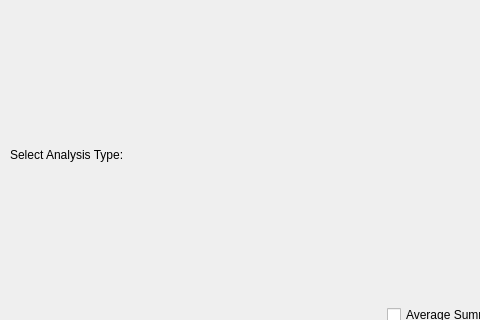
Before: the Qt Designer form src/libdynamind-gui/wizard/microclimatepage.ui in iut-ibk/P8-WSC-GUI, drawn with Qt 5; both pictures show x 0 to 480 and y 0 to 320 of the 610 by 410 pixel window.
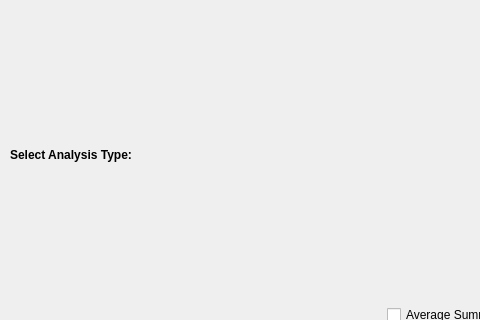
After: the same form once the commit is applied. Icons and pictures are not drawn.

Patch:
```diff
--- a/src/libdynamind-gui/wizard/microclimatepage.ui
+++ b/src/libdynamind-gui/wizard/microclimatepage.ui
@@ -77,6 +77,12 @@
     </item>
     <item row="0" column="0">
      <widget class="QLabel" name="label_3">
+      <property name="font">
+       <font>
+        <weight>75</weight>
+        <bold>true</bold>
+       </font>
+      </property>
       <property name="text">
        <string>Select Analysis Type:</string>
       </property>
```
